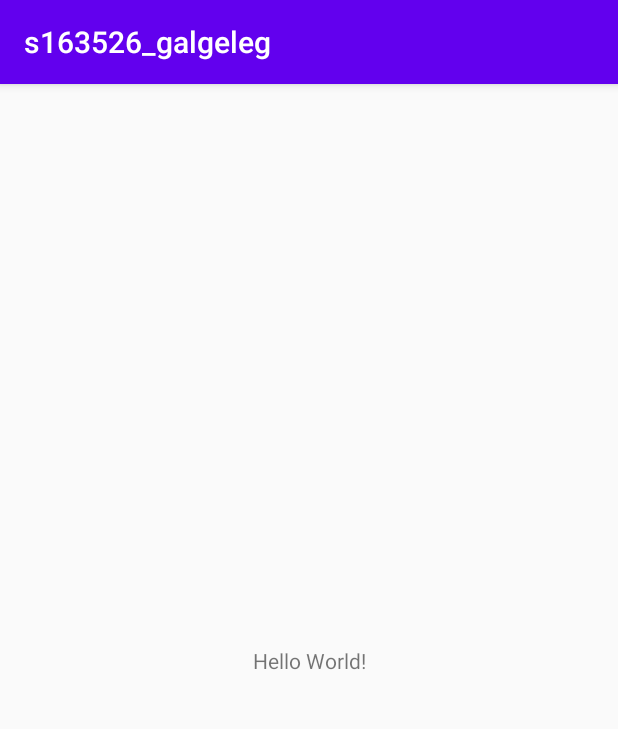
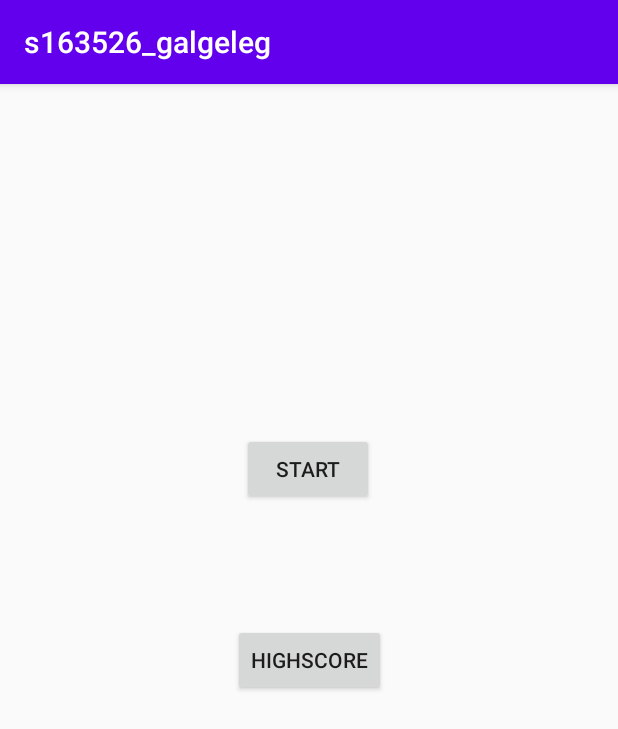
Before and after one commit to Zacxie/s163526_galgeleg, an Android app: the screen it shows after launch (MainActivity before the commit, HovedMenu after it), on a phone screen of 412 x 824 dp. Shown: the top 729 px of the screen. Run offline under Robolectric (Android 15) with nearby library versions, the phone set to English and light mode, and no system bars.

Commit message:
Simpel hovedmenu og navigation mellem aktiviteter tilføjet

```diff
--- a/app/build.gradle
+++ b/app/build.gradle
@@ -26,6 +26,7 @@ dependencies {
     implementation fileTree(dir: "libs", include: ["*.jar"])
     implementation 'androidx.appcompat:appcompat:1.2.0'
     implementation 'androidx.constraintlayout:constraintlayout:2.0.2'
+    implementation 'androidx.recyclerview:recyclerview:1.1.0'
     testImplementation 'junit:junit:4.12'
     androidTestImplementation 'androidx.test.ext:junit:1.1.2'
     androidTestImplementation 'androidx.test.espresso:espresso-core:3.3.0'
--- a/app/src/main/AndroidManifest.xml
+++ b/app/src/main/AndroidManifest.xml
@@ -9,7 +9,9 @@
         android:roundIcon="@mipmap/ic_launcher_round"
         android:supportsRtl="true"
         android:theme="@style/AppTheme">
-        <activity android:name=".MainActivity">
+        <activity android:name=".Highscore_actitivty"></activity>
+        <activity android:name=".Spil_activity" />
+        <activity android:name=".HovedMenu">
             <intent-filter>
                 <action android:name="android.intent.action.MAIN" />
 
--- /dev/null
+++ b/app/src/main/java/com/example/s163526_galgeleg/HovedMenu.java
@@ -0,0 +1,36 @@
+package com.example.s163526_galgeleg;
+
+import androidx.appcompat.app.AppCompatActivity;
+
+import android.content.Intent;
+import android.os.Bundle;
+import android.view.View;
+import android.widget.Button;
+
+public class HovedMenu extends AppCompatActivity implements View.OnClickListener {
+
+    Button start_Button, highscore_Button;
+
+    @Override
+    protected void onCreate(Bundle savedInstanceState) {
+        super.onCreate(savedInstanceState);
+        setContentView(R.layout.activity_hovedmenu);
+
+        start_Button = findViewById(R.id.start_Button);
+        highscore_Button = findViewById(R.id.highscore_Button);
+
+        start_Button.setOnClickListener(this);
+        highscore_Button.setOnClickListener(this);
+    }
+
+    @Override
+    public void onClick(View v) {
+        if (v == start_Button) {
+            Intent i = new Intent(this, Spil_activity.class);
+            startActivity(i);
+        }else if (v == highscore_Button) {
+            Intent i = new Intent(this, Highscore_actitivty.class);
+            startActivity(i);
+        }
+    }
+}
--- a/app/src/main/java/com/example/s163526_galgeleg/MainActivity.java
+++ /dev/null
@@ -1,14 +0,0 @@
-package com.example.s163526_galgeleg;
-
-import androidx.appcompat.app.AppCompatActivity;
-
-import android.os.Bundle;
-
-public class MainActivity extends AppCompatActivity {
-
-    @Override
-    protected void onCreate(Bundle savedInstanceState) {
-        super.onCreate(savedInstanceState);
-        setContentView(R.layout.activity_main);
-    }
-}
--- a/app/src/main/res/layout/activity_main.xml
+++ b/app/src/main/res/layout/activity_highscore.xml
@@ -4,15 +4,21 @@
     xmlns:tools="http://schemas.android.com/tools"
     android:layout_width="match_parent"
     android:layout_height="match_parent"
-    tools:context=".MainActivity">
+    tools:context=".Highscore_actitivty">
 
-    <TextView
+    <Button
+        android:id="@+id/tilbage_Button"
         android:layout_width="wrap_content"
         android:layout_height="wrap_content"
-        android:text="Hello World!"
+        android:layout_marginEnd="16dp"
+        android:layout_marginBottom="16dp"
+        android:text="Tilbage"
         app:layout_constraintBottom_toBottomOf="parent"
-        app:layout_constraintLeft_toLeftOf="parent"
-        app:layout_constraintRight_toRightOf="parent"
-        app:layout_constraintTop_toTopOf="parent" />
+        app:layout_constraintEnd_toEndOf="parent" />
 
+    <androidx.recyclerview.widget.RecyclerView
+        android:id="@+id/highscore_recyclerView"
+        android:layout_width="410dp"
+        android:layout_height="667dp"
+        tools:layout_editor_absoluteY="-3dp" />
 </androidx.constraintlayout.widget.ConstraintLayout>
--- /dev/null
+++ b/app/src/main/res/layout/activity_hovedmenu.xml
@@ -0,0 +1,28 @@
+<?xml version="1.0" encoding="utf-8"?>
+<androidx.constraintlayout.widget.ConstraintLayout xmlns:android="http://schemas.android.com/apk/res/android"
+    xmlns:app="http://schemas.android.com/apk/res-auto"
+    xmlns:tools="http://schemas.android.com/tools"
+    android:layout_width="match_parent"
+    android:layout_height="match_parent"
+    tools:context=".HovedMenu">
+
+    <Button
+        android:id="@+id/highscore_Button"
+        android:layout_width="wrap_content"
+        android:layout_height="wrap_content"
+        android:text="Highscore"
+        app:layout_constraintBottom_toBottomOf="parent"
+        app:layout_constraintEnd_toEndOf="parent"
+        app:layout_constraintStart_toStartOf="parent"
+        app:layout_constraintTop_toTopOf="parent" />
+
+    <Button
+        android:id="@+id/start_Button"
+        android:layout_width="wrap_content"
+        android:layout_height="wrap_content"
+        android:layout_marginStart="6dp"
+        android:layout_marginBottom="79dp"
+        android:text="Start"
+        app:layout_constraintBottom_toTopOf="@+id/highscore_Button"
+        app:layout_constraintStart_toStartOf="@+id/highscore_Button" />
+</androidx.constraintlayout.widget.ConstraintLayout>
```
Also changed, not shown: app/src/main/java/com/example/s163526_galgeleg/Highscore_actitivty.java (added, +35 -0 lines), app/src/main/java/com/example/s163526_galgeleg/Spil_activity.java (added, +35 -0 lines), app/src/main/res/layout/activity_spil.xml (added, +75 -0 lines).
